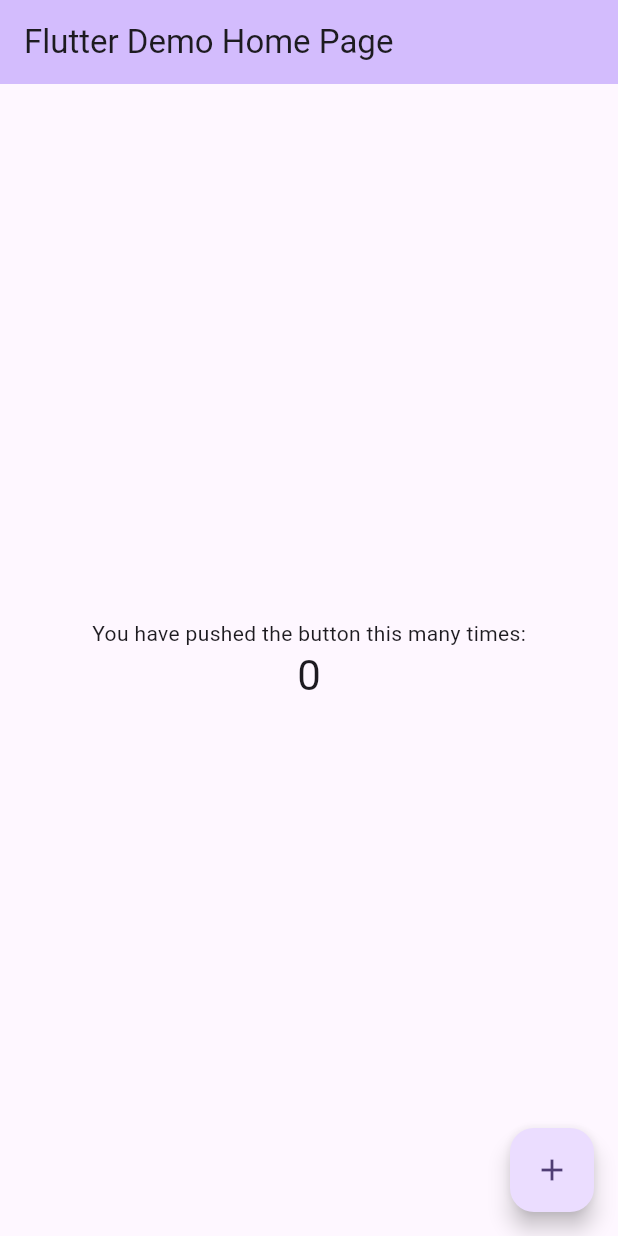
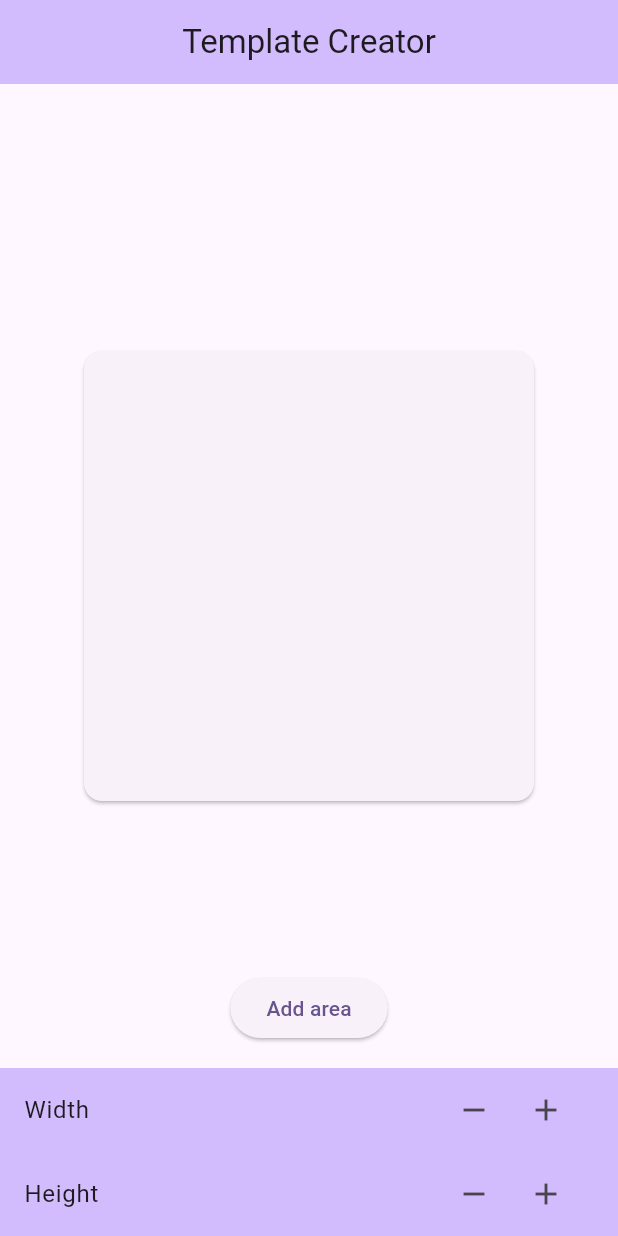
Before and after one commit to YannMancel/template_creator, a Flutter app: the screen it shows after launch, on a phone screen of 412 x 824 dp. Run offline on Flutter 3.47's test engine with Material 3 defaults, Android fonts, the phone set to English and light mode, and no system bars.

Commit message:
feat: base of home page

```diff
--- /dev/null
+++ b/lib/home_page.dart
@@ -0,0 +1,120 @@
+import 'package:flutter/material.dart';
+
+class HomePage extends StatefulWidget {
+  const HomePage({
+    super.key,
+    required this.title,
+  });
+
+  final String title;
+
+  @override
+  State<HomePage> createState() => _HomePageState();
+}
+
+class _HomePageState extends State<HomePage> {
+  late Size _templateSize;
+
+  set _templateWidthByStep(double step) {
+    setState(() {
+      _templateSize = Size(_templateSize.width + step, _templateSize.height);
+    });
+  }
+
+  set _templateHeightByStep(double step) {
+    setState(() {
+      _templateSize = Size(_templateSize.width, _templateSize.height + step);
+    });
+  }
+
+  @override
+  void initState() {
+    super.initState();
+    _templateSize = const Size.square(300);
+  }
+
+  @override
+  Widget build(BuildContext context) {
+    final inversePrimaryColor = Theme.of(context).colorScheme.inversePrimary;
+    return Scaffold(
+      appBar: AppBar(
+        centerTitle: true,
+        title: Text(widget.title),
+        backgroundColor: inversePrimaryColor,
+      ),
+      body: Column(
+        children: <Widget>[
+          Expanded(
+            child: Stack(
+              alignment: Alignment.bottomCenter,
+              children: <Widget>[
+                Center(
+                  child: Card(
+                    child: SizedBox.fromSize(size: _templateSize),
+                  ),
+                ),
+                Padding(
+                  padding: const EdgeInsets.only(bottom: 16.0),
+                  child: ElevatedButton(
+                    onPressed: () {},
+                    child: const Text('Add area'),
+                  ),
+                ),
+              ],
+            ),
+          ),
+          ColoredBox(
+            color: inversePrimaryColor,
+            child: Column(
+              mainAxisSize: MainAxisSize.min,
+              children: <Widget>[
+                ActionOnTemplateSize(
+                  title: 'Width',
+                  onPressedDecrease: () => _templateWidthByStep = -10.0,
+                  onPressedIncrease: () => _templateWidthByStep = 10.0,
+                ),
+                ActionOnTemplateSize(
+                  title: 'Height',
+                  onPressedDecrease: () => _templateHeightByStep = -10.0,
+                  onPressedIncrease: () => _templateHeightByStep = 10.0,
+                ),
+              ],
+            ),
+          ),
+        ],
+      ),
+    );
+  }
+}
+
+class ActionOnTemplateSize extends StatelessWidget {
+  const ActionOnTemplateSize({
+    super.key,
+    required this.title,
+    required this.onPressedDecrease,
+    required this.onPressedIncrease,
+  });
+
+  final String title;
+  final VoidCallback onPressedDecrease;
+  final VoidCallback onPressedIncrease;
+
+  @override
+  Widget build(BuildContext context) {
+    return ListTile(
+      title: Text(title),
+      trailing: OverflowBar(
+        children: <Widget>[
+          IconButton(
+            onPressed: onPressedDecrease,
+            icon: const Icon(Icons.remove),
+          ),
+          IconButton(
+            onPressed: onPressedIncrease,
+            icon: const Icon(Icons.add),
+          ),
+        ],
+      ),
+    );
+  }
+}
--- a/lib/main.dart
+++ b/lib/main.dart
@@ -1,6 +1,9 @@
 import 'package:flutter/material.dart';
+import 'package:template_creator/home_page.dart';
 
 void main() => runApp(const MyApp());
+
+const kAppName = 'Template Creator';
 
 class MyApp extends StatelessWidget {
   const MyApp({super.key});
@@ -8,54 +11,13 @@ class MyApp extends StatelessWidget {
   @override
   Widget build(BuildContext context) {
     return MaterialApp(
-      title: 'Flutter Demo',
+      debugShowCheckedModeBanner: false,
+      title: kAppName,
       theme: ThemeData(
         colorScheme: ColorScheme.fromSeed(seedColor: Colors.deepPurple),
         useMaterial3: true,
       ),
-      home: const MyHomePage(title: 'Flutter Demo Home Page'),
+      home: const HomePage(title: kAppName),
     );
   }
 }
-
-class MyHomePage extends StatefulWidget {
-  const MyHomePage({super.key, required this.title});
-
-  final String title;
-
-  @override
-  State<MyHomePage> createState() => _MyHomePageState();
-}
-
-class _MyHomePageState extends State<MyHomePage> {
-  int _counter = 0;
-
-  void _incrementCounter() => setState(() => _counter++);
-
-  @override
-  Widget build(BuildContext context) {
-    return Scaffold(
-      appBar: AppBar(
-        backgroundColor: Theme.of(context).colorScheme.inversePrimary,
-        title: Text(widget.title),
-      ),
-      body: Center(
-        child: Column(
-          mainAxisAlignment: MainAxisAlignment.center,
-          children: <Widget>[
-            const Text('You have pushed the button this many times:'),
-            Text(
-              '$_counter',
-              style: Theme.of(context).textTheme.headlineMedium,
-            ),
-          ],
-        ),
-      ),
-      floatingActionButton: FloatingActionButton(
-        onPressed: _incrementCounter,
-        tooltip: 'Increment',
-        child: const Icon(Icons.add),
-      ),
-    );
-  }
-}
```
